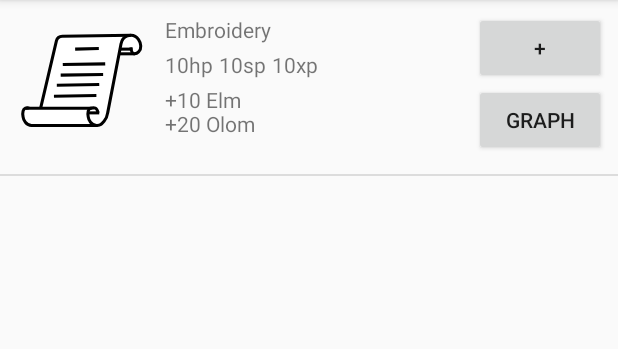
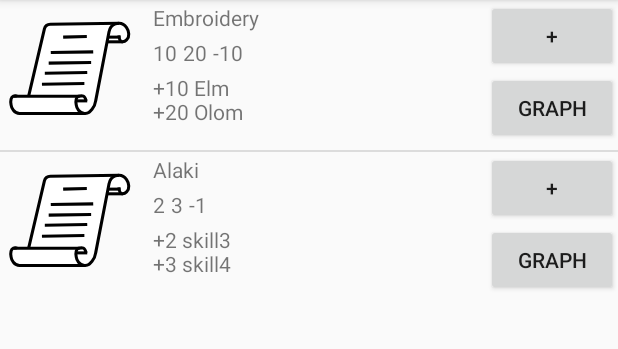
Before and after one commit to Narges7596/MajesticLife, an Android app: the screen it shows after launch (ActivitiesMajesticActivity before the commit, FaaliatsActivity after it), after a tap on "ACTIVITIES", on a phone screen of 412 x 824 dp, the part 84-433 px from its top. Run offline under Robolectric (Android 15) with nearby library versions, the light colour scheme and no system bars.

Commit message:
- Fixed custom list view in Faaliats - Changed majestic Activities to Faaliats - Added a Global Variable

```diff
--- a/MajesticLife/app/src/main/java/com/farazannajmi/majesticlife/AccountManagementActivity.java
+++ b/MajesticLife/app/src/main/java/com/farazannajmi/majesticlife/AccountManagementActivity.java
@@ -6,12 +6,14 @@ import android.view.View;
 
 public class AccountManagementActivity extends AppCompatActivity
 {
+    public AppManager TheAppManager;
 
     @Override
     protected void onCreate(Bundle savedInstanceState)
     {
         super.onCreate(savedInstanceState);
         setContentView(R.layout.activity_account_management);
+        TheAppManager = (AppManager) getApplicationContext();
     }
 
     public void UiElementsOnClick(View view)
--- a/MajesticLife/app/src/main/java/com/farazannajmi/majesticlife/ActivitiesMajesticActivity.java
+++ /dev/null
@@ -1,104 +0,0 @@
-package com.farazannajmi.majesticlife;
-
-import android.app.Activity;
-import android.content.Context;
-import android.support.annotation.NonNull;
-import android.support.v7.app.AppCompatActivity;
-import android.os.Bundle;
-import android.view.LayoutInflater;
-import android.view.View;
-import android.view.ViewGroup;
-import android.widget.ArrayAdapter;
-import android.widget.ImageView;
-import android.widget.ListView;
-import android.widget.TextView;
-
-import java.util.ArrayList;
-import java.util.Collection;
-import java.util.Iterator;
-import java.util.List;
-import java.util.ListIterator;
-
-public class ActivitiesMajesticActivity extends AppCompatActivity
-{
-    private ArrayList<Activity_Majesty> activityItemsList = new ArrayList<>();
-
-    @Override
-    protected void onCreate(Bundle savedInstanceState)
-    {
-        super.onCreate(savedInstanceState);
-        setContentView(R.layout.activity_activities_majestic);
-
-        Skill s = new Skill();
-        s.Name_sk = "Elm";
-        Skill s2 = new Skill();
-        s2.Name_sk = "Olom";
-        List<Skill_Time> st = new ArrayList<Skill_Time>();
-        st.add(new Skill_Time(s, 10));
-        st.add(new Skill_Time(s2, 20));
-
-        activityItemsList.add(new Activity_Majesty("Embroidery", -10, 10, 20, st));
-
-        //create our new array adapter
-        ArrayAdapter<Activity_Majesty> adapter = new ActivityListItemArrayAdapter(this, 0, activityItemsList);
-
-        //Find list view and bind it with the custom adapter
-        ListView listView = (ListView) findViewById(R.id.MajesticActivity_ListView);
-        listView.setAdapter(adapter);
-    }
-}
-
-//custom ArrayAdapter for activity list items
-class ActivityListItemArrayAdapter extends ArrayAdapter<Activity_Majesty>
-{
-    private Context context;
-    private List<Activity_Majesty> activity_listItems;
-
-    //constructor, call on creation
-    public ActivityListItemArrayAdapter(Context context, int resource, ArrayList<Activity_Majesty> objects)
-    {
-        super(context, resource, objects);
-
-        this.context = context;
-        this.activity_listItems = objects;
-    }
-
-    //called when rendering the list
-    public View getView(int position, View convertView, ViewGroup parent)
-    {
-        //get the property we are displaying
-        Activity_Majesty activity_majesty = activity_listItems.get(position);
-
-        //get the inflater and inflate the XML layout for each item
-        LayoutInflater inflater = (LayoutInflater) context.getSystemService(Activity.LAYOUT_INFLATER_SERVICE);
-        View view = inflater.inflate(R.layout.listitem_majesticactivity, null);
-
-        TextView name_txt = (TextView) view.findViewById(R.id.listItem_activity_name_txt);
-        TextView hp_txt = (TextView) view.findViewById(R.id.listItem_activity_hp_txt);
-        TextView sp_txt = (TextView) view.findViewById(R.id.listItem_activity_sp_txt);
-        TextView xp_txt = (TextView) view.findViewById(R.id.listItem_activity_xp_txt);
-        TextView skills_txt = (TextView) view.findViewById(R.id.listItem_activity_skills_txt);
-        ImageView avatar_img = (ImageView) view.findViewById(R.id.listItem_activity_avatar_img);
-
-        //set address and description
-        name_txt.setText(activity_majesty.Name_ac);
-        hp_txt.setText(activity_majesty.HpCount);
-        sp_txt.setText(activity_majesty.SpCount);
-        xp_txt.setText(activity_majesty.XpCount);
-
-        String sk_txt = "";
-        for (int i = 0; i < activity_majesty.SkillTimes.size(); i++)
-        {
-            sk_txt += "+" + activity_majesty.SkillTimes.get(i).RepeatingTime + " " + activity_majesty.SkillTimes.get(i).TheSill.Name_sk + "\n";
-        }
-
-        skills_txt.setText(sk_txt);
-
-
-//        //get the image associated with this property
-//        int imageID = context.getResources().getIdentifier(property.getImage(), "drawable", context.getPackageName());
-//        image.setImageResource(imageID);
-
-        return view;
-    }
-}
--- a/MajesticLife/app/src/main/java/com/farazannajmi/majesticlife/Activity_Time.java
+++ /dev/null
@@ -1,11 +0,0 @@
-package com.farazannajmi.majesticlife;
-
-/**
- * Created by Narges on 3/28/2018.
- */
-
-public class Activity_Time
-{
-    public Activity_Majesty TheActivity;
-    public int Count;
-}
--- /dev/null
+++ b/MajesticLife/app/src/main/java/com/farazannajmi/majesticlife/AppManager.java
@@ -0,0 +1,24 @@
+package com.farazannajmi.majesticlife;
+
+import android.app.Application;
+import android.graphics.Bitmap;
+
+import java.util.ArrayList;
+
+/**
+ * Created by Narges on 4/18/2018.
+ */
+
+public class AppManager extends Application
+{
+    public ArrayList<Faaliat> Faaliats;
+    public ArrayList<Skill> Skills;
+    public User_Majesty User;
+
+    public AppManager ()
+    {
+        Faaliats = new ArrayList<Faaliat>();
+        Skills = new ArrayList<Skill>();
+        User = new User_Majesty();
+    }
+}
--- a/MajesticLife/app/src/main/java/com/farazannajmi/majesticlife/Activity_Majesty.java
+++ b/MajesticLife/app/src/main/java/com/farazannajmi/majesticlife/Faaliat.java
@@ -1,17 +1,14 @@
 package com.farazannajmi.majesticlife;
 
-import android.graphics.Bitmap;
-
-import java.sql.Struct;
 import java.util.List;
 
 /**
- * Created by Narges on 3/28/2018.
+ * Created by Narges on 4/18/2018.
  */
 
-public class Activity_Majesty
+public class Faaliat
 {
-    public String Name_ac;
+    public String Name;
     //public Bitmap Avatar;
 
     public int XpCount;
@@ -20,9 +17,9 @@ public class Activity_Majesty
 
     public List<Skill_Time> SkillTimes;
 
-    public Activity_Majesty (String Name_ac, /*Bitmap Avatar,*/ int XpCount, int HpCount, int SpCount, List<Skill_Time> SkillTimes)
+    public Faaliat (String Name, /*Bitmap Avatar,*/ int XpCount, int HpCount, int SpCount, List<Skill_Time> SkillTimes)
     {
-        this.Name_ac = Name_ac;
+        this.Name = Name;
         //this.Avatar = Avatar;
         this.XpCount = XpCount;
         this.HpCount = HpCount;
--- /dev/null
+++ b/MajesticLife/app/src/main/java/com/farazannajmi/majesticlife/Faaliat_Count.java
@@ -0,0 +1,17 @@
+package com.farazannajmi.majesticlife;
+
+/**
+ * Created by Narges on 4/18/2018.
+ */
+
+public class Faaliat_Count
+{
+    public Faaliat TheFaaliat;
+    public int Count;
+
+    public Faaliat_Count (Faaliat TheFaaliat, int Count)
+    {
+        this.TheFaaliat = TheFaaliat;
+        this.Count = Count;
+    }
+}
--- /dev/null
+++ b/MajesticLife/app/src/main/java/com/farazannajmi/majesticlife/FaaliatsActivity.java
@@ -0,0 +1,53 @@
+package com.farazannajmi.majesticlife;
+
+import android.support.v7.app.AppCompatActivity;
+import android.os.Bundle;
+import android.widget.ArrayAdapter;
+import android.widget.ListView;
+
+import java.util.ArrayList;
+import java.util.List;
+
+public class FaaliatsActivity extends AppCompatActivity
+{
+    public AppManager TheAppManager;
+
+    private ListView faaliats_listView;
+
+    @Override
+    protected void onCreate(Bundle savedInstanceState)
+    {
+        super.onCreate(savedInstanceState);
+        setContentView(R.layout.activity_faaliats);
+        TheAppManager = (AppManager) getApplicationContext();
+
+        //getting UI elements
+        faaliats_listView = (ListView) findViewById(R.id.FaaliatsActivity_ListView);
+
+        //region ----------------------------test------------------------------
+        Skill s = new Skill();
+        s.Name_sk = "Elm";
+        Skill s2 = new Skill();
+        s2.Name_sk = "Olom";
+        List<Skill_Time> st = new ArrayList<Skill_Time>();
+        st.add(new Skill_Time(s, 10));
+        st.add(new Skill_Time(s2, 20));
+        TheAppManager.Faaliats.add(new Faaliat("Embroidery", -10, 10, 20, st));
+
+        Skill s3 = new Skill();
+        s3.Name_sk = "skill3";
+        Skill s4 = new Skill();
+        s4.Name_sk = "skill4";
+        List<Skill_Time> st2 = new ArrayList<Skill_Time>();
+        st2.add(new Skill_Time(s3, 2));
+        st2.add(new Skill_Time(s4, 3));
+        TheAppManager.Faaliats.add(new Faaliat("Alaki", -1, 2, 3, st2));
+        //endregion
+
+        //create our new array adapter
+        ArrayAdapter<Faaliat> adapter = new FaaliatsListItemArrayAdapter(this, TheAppManager.Faaliats);
+
+        //bind the list view with the custom adapter
+        faaliats_listView.setAdapter(adapter);
+    }
+}
--- /dev/null
+++ b/MajesticLife/app/src/main/java/com/farazannajmi/majesticlife/FaaliatsListItemArrayAdapter.java
@@ -0,0 +1,72 @@
+package com.farazannajmi.majesticlife;
+
+import android.app.Activity;
+import android.content.Context;
+import android.support.annotation.NonNull;
+import android.view.LayoutInflater;
+import android.view.View;
+import android.view.ViewGroup;
+import android.widget.ArrayAdapter;
+import android.widget.ImageView;
+import android.widget.TextView;
+
+import java.util.ArrayList;
+import java.util.List;
+
+/**
+ * Created by Narges on 4/18/2018.
+ */
+
+public class FaaliatsListItemArrayAdapter extends ArrayAdapter<Faaliat>
+{
+    private Context context;
+    private ArrayList<Faaliat> faaliatList;
+
+    public FaaliatsListItemArrayAdapter(@NonNull Context context, @NonNull ArrayList<Faaliat> objects)
+    {
+        super(context, R.layout.listitem_faaliat, objects);
+
+        this.context = context;
+        this.faaliatList = objects;
+    }
+
+    //called when rendering the list
+    public View getView(int position, View convertView, ViewGroup parent)
+    {
+        //get the property we are displaying
+        Faaliat faaliat = getItem(position);
+
+        //get the inflater and inflate the XML layout for each item
+        //LayoutInflater inflater = (LayoutInflater) context.getSystemService(Activity.LAYOUT_INFLATER_SERVICE);
+        LayoutInflater inflater = LayoutInflater.from(getContext());
+        convertView = inflater.inflate(R.layout.listitem_faaliat, parent, false);
+        //View view = inflater.inflate(R.layout.listitem_faaliat, null);
+
+        TextView name_txt = (TextView) convertView.findViewById(R.id.listItem_faaliat_name_txt);
+        TextView hp_txt = (TextView) convertView.findViewById(R.id.listItem_faaliat_hp_txt);
+        TextView sp_txt = (TextView) convertView.findViewById(R.id.listItem_faaliat_sp_txt);
+        TextView xp_txt = (TextView) convertView.findViewById(R.id.listItem_faaliat_xp_txt);
+        TextView skills_txt = (TextView) convertView.findViewById(R.id.listItem_faaliat_skills_txt);
+        ImageView avatar_img = (ImageView) convertView.findViewById(R.id.listItem_faaliat_avatar_img);
+
+        //set address and description
+        name_txt.setText(faaliat.Name);
+        hp_txt.setText(Integer.toString(faaliat.HpCount));
+        sp_txt.setText(Integer.toString(faaliat.SpCount));
+        xp_txt.setText(Integer.toString(faaliat.XpCount));
+
+        String sk_txt = "";
+        for (int i = 0; i < faaliat.SkillTimes.size(); i++)
+        {
+            sk_txt += "+" + faaliat.SkillTimes.get(i).RepeatingTime + " " + faaliat.SkillTimes.get(i).TheSill.Name_sk + "\n";
+        }
+
+        skills_txt.setText(sk_txt);
+
+//        //get the image associated with this property
+//        int imageID = context.getResources().getIdentifier(property.getImage(), "drawable", context.getPackageName());
+//        image.setImageResource(imageID);
+
+        return convertView;
+    }
+}
--- a/MajesticLife/app/src/main/java/com/farazannajmi/majesticlife/MainMenuActivity.java
+++ b/MajesticLife/app/src/main/java/com/farazannajmi/majesticlife/MainMenuActivity.java
@@ -9,6 +9,7 @@ import android.widget.ProgressBar;
 
 public class MainMenuActivity extends AppCompatActivity
 {
+    public AppManager TheAppManager;
 
     public ImageView UserAvatar_img;
     public ProgressBar XpLevel_progBar;
@@ -18,7 +19,11 @@ public class MainMenuActivity extends AppCompatActivity
     {
         super.onCreate(savedInstanceState);
         setContentView(R.layout.activity_main_menu);
+        TheAppManager = (AppManager) getApplicationContext();
 
+        TheAppManager = new AppManager();
+
+        //getting UI elements
         UserAvatar_img = (ImageView) findViewById(R.id.Main_UserAvatar_img);
         XpLevel_progBar = (ProgressBar) findViewById(R.id.Main_XpLevel_progBar);
     }
@@ -39,9 +44,9 @@ public class MainMenuActivity extends AppCompatActivity
                 startActivity(skillsIntent);
                 break;
             }
-            case R.id.Main_DoActivity_btn:
+            case R.id.Main_Faaliat_btn:
             {
-                Intent activitiesIntent = new Intent(MainMenuActivity.this, ActivitiesMajesticActivity.class);
+                Intent activitiesIntent = new Intent(MainMenuActivity.this, FaaliatsActivity.class);
                 startActivity(activitiesIntent);
                 break;
             }
--- a/MajesticLife/app/src/main/java/com/farazannajmi/majesticlife/PlanActivity.java
+++ b/MajesticLife/app/src/main/java/com/farazannajmi/majesticlife/PlanActivity.java
@@ -3,11 +3,15 @@ package com.farazannajmi.majesticlife;
 import android.support.v7.app.AppCompatActivity;
 import android.os.Bundle;
 
-public class PlanActivity extends AppCompatActivity {
+public class PlanActivity extends AppCompatActivity
+{
+    public AppManager TheAppManager;
 
     @Override
-    protected void onCreate(Bundle savedInstanceState) {
+    protected void onCreate(Bundle savedInstanceState)
+    {
         super.onCreate(savedInstanceState);
         setContentView(R.layout.activity_plan);
+        TheAppManager = (AppManager) getApplicationContext();
     }
 }
--- a/MajesticLife/app/src/main/java/com/farazannajmi/majesticlife/Quest.java
+++ b/MajesticLife/app/src/main/java/com/farazannajmi/majesticlife/Quest.java
@@ -12,5 +12,5 @@ public class Quest
     public String Name_q;
     public Time Deadline;
 
-    public List<Activity_Time> ActivityCounts;
+    public List<Faaliat_Count> FaaliatCounts;
 }
--- a/MajesticLife/app/src/main/java/com/farazannajmi/majesticlife/QuestsActivity.java
+++ b/MajesticLife/app/src/main/java/com/farazannajmi/majesticlife/QuestsActivity.java
@@ -3,11 +3,15 @@ package com.farazannajmi.majesticlife;
 import android.support.v7.app.AppCompatActivity;
 import android.os.Bundle;
 
-public class QuestsActivity extends AppCompatActivity {
+public class QuestsActivity extends AppCompatActivity
+{
+    public AppManager TheAppManager;
 
     @Override
-    protected void onCreate(Bundle savedInstanceState) {
+    protected void onCreate(Bundle savedInstanceState)
+    {
         super.onCreate(savedInstanceState);
         setContentView(R.layout.activity_quests);
+        TheAppManager = (AppManager) getApplicationContext();
     }
 }
--- a/MajesticLife/app/src/main/java/com/farazannajmi/majesticlife/ShopActivity.java
+++ b/MajesticLife/app/src/main/java/com/farazannajmi/majesticlife/ShopActivity.java
@@ -3,11 +3,15 @@ package com.farazannajmi.majesticlife;
 import android.support.v7.app.AppCompatActivity;
 import android.os.Bundle;
 
-public class ShopActivity extends AppCompatActivity {
+public class ShopActivity extends AppCompatActivity
+{
+    public AppManager TheAppManager;
 
     @Override
-    protected void onCreate(Bundle savedInstanceState) {
+    protected void onCreate(Bundle savedInstanceState)
+    {
         super.onCreate(savedInstanceState);
         setContentView(R.layout.activity_shop);
+        TheAppManager = (AppManager) getApplicationContext();
     }
 }
--- a/MajesticLife/app/src/main/java/com/farazannajmi/majesticlife/SkillsActivity.java
+++ b/MajesticLife/app/src/main/java/com/farazannajmi/majesticlife/SkillsActivity.java
@@ -5,11 +5,13 @@ import android.os.Bundle;
 
 public class SkillsActivity extends AppCompatActivity
 {
+    public AppManager TheAppManager;
 
     @Override
     protected void onCreate(Bundle savedInstanceState)
     {
         super.onCreate(savedInstanceState);
         setContentView(R.layout.activity_skills);
+        TheAppManager = (AppManager) getApplicationContext();
     }
 }
--- a/MajesticLife/app/src/main/res/layout/activity_activities_majestic.xml
+++ b/MajesticLife/app/src/main/res/layout/activity_faaliats.xml
@@ -4,11 +4,11 @@
     xmlns:tools="http://schemas.android.com/tools"
     android:layout_width="match_parent"
     android:layout_height="match_parent"
-    tools:context="com.farazannajmi.majesticlife.ActivitiesMajesticActivity">
+    tools:context="com.farazannajmi.majesticlife.FaaliatsActivity">
+
     <ListView
         android:layout_width="match_parent"
-        android:layout_height="match_parent"
-        android:id="@+id/MajesticActivity_ListView">
+        android:layout_height="wrap_content"
+        android:id="@+id/FaaliatsActivity_ListView"/>
 
-    </ListView>
 </android.support.constraint.ConstraintLayout>
--- a/MajesticLife/app/src/main/res/layout/activity_main_menu.xml
+++ b/MajesticLife/app/src/main/res/layout/activity_main_menu.xml
@@ -104,7 +104,7 @@
                     android:drawableTop="@drawable/ic_skills"/>
 
                 <Button
-                    android:id="@+id/Main_DoActivity_btn"
+                    android:id="@+id/Main_Faaliat_btn"
                     android:layout_width="match_parent"
                     android:layout_height="match_parent"
                     android:layout_weight="1"
--- a/MajesticLife/app/src/main/res/layout/listitem_majesticactivity.xml
+++ b/MajesticLife/app/src/main/res/layout/listitem_faaliat.xml
@@ -1,26 +1,27 @@
 <?xml version="1.0" encoding="utf-8"?>
-<android.support.constraint.ConstraintLayout
-    xmlns:android="http://schemas.android.com/apk/res/android"
-    xmlns:app="http://schemas.android.com/apk/res-auto"
-    xmlns:tools="http://schemas.android.com/tools"
-    android:layout_width="match_parent"
-    android:layout_height="match_parent">
-
+<!--<android.support.constraint.ConstraintLayout-->
+    <!--xmlns:android="http://schemas.android.com/apk/res/android" -->
+    <!--android:layout_width="match_parent"-->
+    <!--android:layout_height="match_parent">-->
     <LinearLayout
+        xmlns:android="http://schemas.android.com/apk/res/android"
+        xmlns:app="http://schemas.android.com/apk/res-auto"
+        xmlns:tools="http://schemas.android.com/tools"
         android:layout_width="match_parent"
-        android:layout_height="match_parent"
+        android:layout_height="wrap_content"
         android:layout_marginBottom="8dp"
         android:layout_marginEnd="8dp"
         android:layout_marginStart="8dp"
         android:layout_marginTop="8dp"
-        android:orientation="horizontal"
-        app:layout_constraintBottom_toBottomOf="parent"
-        app:layout_constraintEnd_toEndOf="parent"
-        app:layout_constraintStart_toStartOf="parent"
-        app:layout_constraintTop_toTopOf="parent">
+        android:orientation="horizontal">
+        <!--app:layout_constraintBottom_toBottomOf="parent"-->
+        <!--app:layout_constraintEnd_toEndOf="parent"-->
+        <!--app:layout_constraintStart_toStartOf="parent"-->
+        <!--app:layout_constraintTop_toTopOf="parent">-->
+
 
         <ImageView
-            android:id="@+id/listItem_activity_avatar_img"
+            android:id="@+id/listItem_faaliat_avatar_img"
             android:layout_width="wrap_content"
             android:layout_height="wrap_content"
             app:srcCompat="@drawable/ic_quests"
@@ -33,7 +34,7 @@
             android:orientation="vertical">
 
             <TextView
-                android:id="@+id/listItem_activity_name_txt"
+                android:id="@+id/listItem_faaliat_name_txt"
                 android:layout_width="match_parent"
                 android:layout_height="wrap_content"
                 android:text="Reading books"
@@ -44,19 +45,19 @@
                 android:layout_height="wrap_content"
                 android:orientation="horizontal">
                 <TextView
-                    android:id="@+id/listItem_activity_hp_txt"
+                    android:id="@+id/listItem_faaliat_hp_txt"
                     android:layout_width="wrap_content"
                     android:layout_height="wrap_content"
                     android:text="10hp"
                     android:padding="2dp"/>
                 <TextView
-                    android:id="@+id/listItem_activity_sp_txt"
+                    android:id="@+id/listItem_faaliat_sp_txt"
                     android:layout_width="wrap_content"
                     android:layout_height="wrap_content"
                     android:text="10sp"
                     android:padding="2dp"/>
                 <TextView
-                    android:id="@+id/listItem_activity_xp_txt"
+                    android:id="@+id/listItem_faaliat_xp_txt"
                     android:layout_width="wrap_content"
                     android:layout_height="wrap_content"
                     android:text="10xp"
@@ -64,7 +65,7 @@
             </LinearLayout>
 
             <TextView
-                android:id="@+id/listItem_activity_skills_txt"
+                android:id="@+id/listItem_faaliat_skills_txt"
                 android:layout_width="wrap_content"
                 android:layout_height="wrap_content"
                 android:text="+10 Knowlege"
@@ -77,16 +78,16 @@
             android:orientation="vertical">
 
             <Button
-                android:id="@+id/listItem_activity_pluse_btn"
+                android:id="@+id/listItem_faaliat_pluse_btn"
                 android:layout_width="wrap_content"
                 android:layout_height="wrap_content"
                 android:text="+" />
 
             <Button
-                android:id="@+id/listItem_activity_graph_btn"
+                android:id="@+id/listItem_faaliat_graph_btn"
                 android:layout_width="wrap_content"
                 android:layout_height="wrap_content"
                 android:text="graph" />
         </LinearLayout>
     </LinearLayout>
-</android.support.constraint.ConstraintLayout>
+<!--</android.support.constraint.ConstraintLayout>-->
```
Also changed, not shown: MajesticLife/app/src/main/AndroidManifest.xml (+4 -3 lines), 2 other files.
